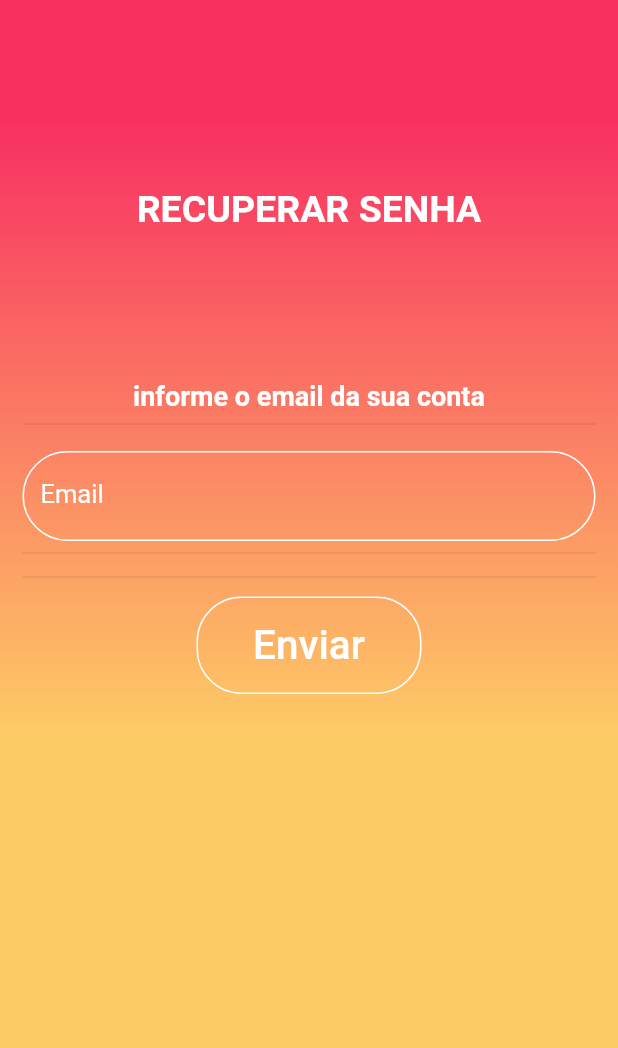
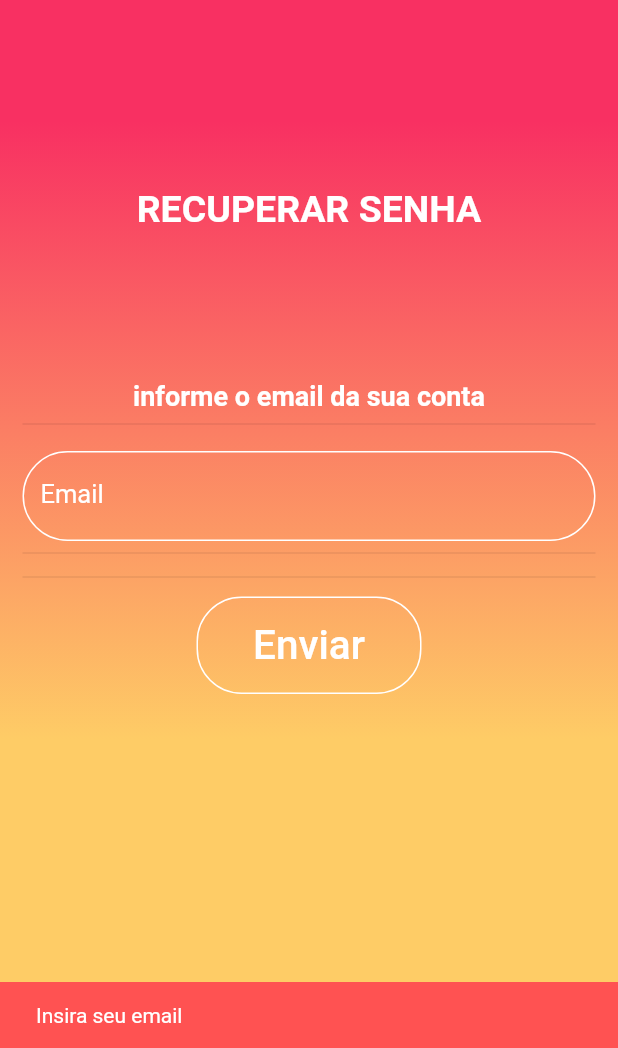
Before and after one commit to almx021/Blanch, a Flutter app: the RecoverPage screen opened by its route, after a tap on "Enviar", on a phone screen of 412 x 824 dp, the part 188-1236 px from its top. Run offline on Flutter 3.47's test engine with Material 2 defaults, Android fonts, the phone set to English and light mode, and no system bars; our stand-ins replace cloud_firestore, firebase_auth; accounts and stored records are empty.

```diff
--- a/lib/main.dart
+++ b/lib/main.dart
@@ -1,6 +1,5 @@
-
-import 'file:///C:/src/Blanch/lib/screens/App_Login_Page.dart';
 import 'package:appteste/screens/App_Home_Page.dart';
+import 'package:appteste/screens/App_Login_Page.dart';
 import 'package:flutter/cupertino.dart';
 import 'package:flutter/material.dart';
 import 'package:scoped_model/scoped_model.dart';
--- a/lib/models/user_model.dart
+++ b/lib/models/user_model.dart
@@ -26,9 +26,13 @@ class UserModel extends Model {
       isLoading = false;
       notifyListeners();
     }).catchError((e){
+      if(e.toString() == "PlatformException(Error performing setData, PERMISSION_DENIED: Missing or insufficient permissions., null, null)")
+        onSuccess();
+        else{
       onFail();
       isLoading = false;
       notifyListeners();
+        }
     });
   }
   void signIn({@required String email, @required String pass,
@@ -54,7 +58,8 @@ class UserModel extends Model {
 
   }
 
-  void recoverPassword(){
+  void recoverPassword(String email){
+    _auth.sendPasswordResetEmail(email: email);
 
   }
 
--- a/lib/screens/App_Home_Page.dart
+++ b/lib/screens/App_Home_Page.dart
@@ -31,7 +31,7 @@ class _HomePageState extends State<HomePage> {
                     child: Text("BLANCH",
                         style: TextStyle(
                           fontWeight: FontWeight.w100,
-                          fontSize: 60,
+                          fontSize: 50,
                           color: Colors.white,
                         )
                     )
--- a/lib/screens/App_Recover_Page.dart
+++ b/lib/screens/App_Recover_Page.dart
@@ -1,4 +1,6 @@
+import 'package:appteste/models/user_model.dart';
 import 'package:flutter/material.dart';
+import 'package:scoped_model/scoped_model.dart';
 
 import '../core/App_Gradients.dart';
 import '../core/App_Images.dart';
@@ -9,10 +11,18 @@ class RecoverPage extends StatefulWidget {
 }
 
 class _RecoverPageState extends State<RecoverPage> {
+
+  final _emailController = TextEditingController();
+
+  final _scaffoldKey = GlobalKey<ScaffoldState>();
+
   @override
   Widget build(BuildContext context) {
     return Scaffold(
-      body: Stack(
+      key: _scaffoldKey,
+      body: ScopedModelDescendant<UserModel>(
+        builder: (context, child, model){
+          return Stack(
             children: [
               Container(decoration: BoxDecoration(gradient: AppGradients.linear)),
               SingleChildScrollView(
@@ -85,6 +95,7 @@ class _RecoverPageState extends State<RecoverPage> {
                           padding: EdgeInsets.only(top: 10.0),
                           child: TextField(
                             keyboardType: TextInputType.emailAddress,
+                            controller: _emailController,
                             decoration: InputDecoration(
                                 labelText: 'Email',
                                 border: OutlineInputBorder(
@@ -114,7 +125,23 @@ class _RecoverPageState extends State<RecoverPage> {
                                 borderRadius: BorderRadius.circular(30.0),
                                 side: BorderSide(color: Colors.white)),
                             color: Colors.transparent,
-                        onPressed: () {},
+                            onPressed: () {
+                              if(_emailController.text.isEmpty) {
+                                _scaffoldKey.currentState.showSnackBar(SnackBar(
+                                  content: Text("Insira seu email"),
+                                  backgroundColor: Colors.redAccent,
+                                  duration: Duration(seconds: 2),
+                                ));
+                              }
+                              else{
+                                model.recoverPassword(_emailController.text);
+                                _scaffoldKey.currentState.showSnackBar(SnackBar(
+                                  content: Text("Confira seu email"),
+                                  backgroundColor: Colors.green,
+                                  duration: Duration(seconds: 2),
+                                ));
+                              }
+                            },
                             child: Text(
                               'Enviar',
                               style: TextStyle(
@@ -132,7 +159,9 @@ class _RecoverPageState extends State<RecoverPage> {
                 ),
               )
             ],
-      ),
+          );
+        }
+      )
     );
   }
 }
```
Also changed, not shown: lib/screens/App_Login_Page.dart (+23 -9 lines), 1 other file. Lines whose indentation alone changed are shown as unchanged.
